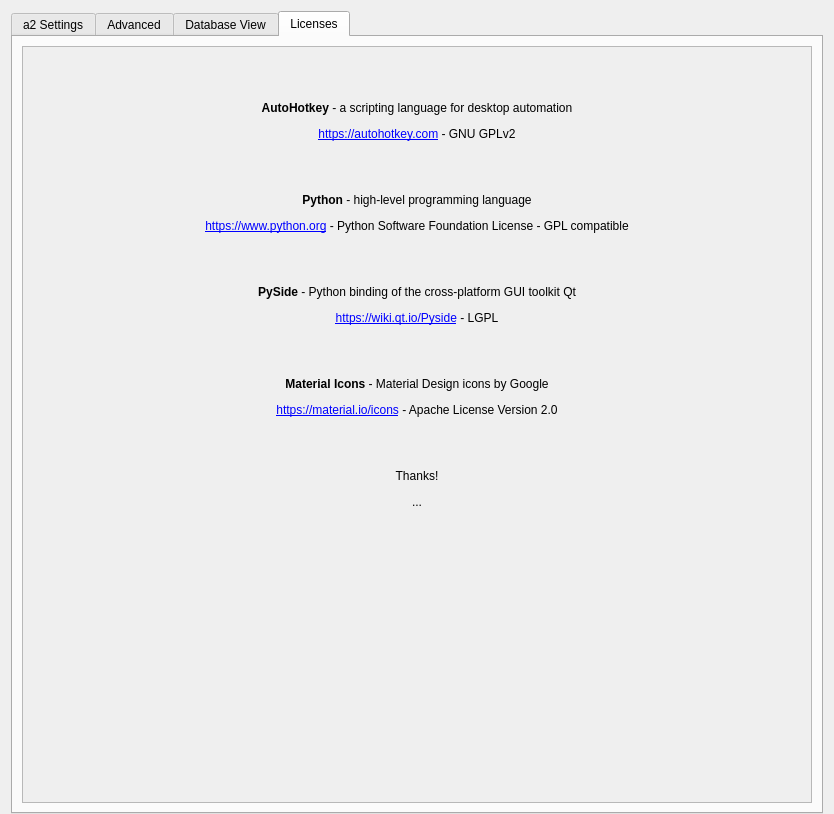
ewerybody/a2, file ui/a2widget/a2settings_view.ui: the form before one commit.
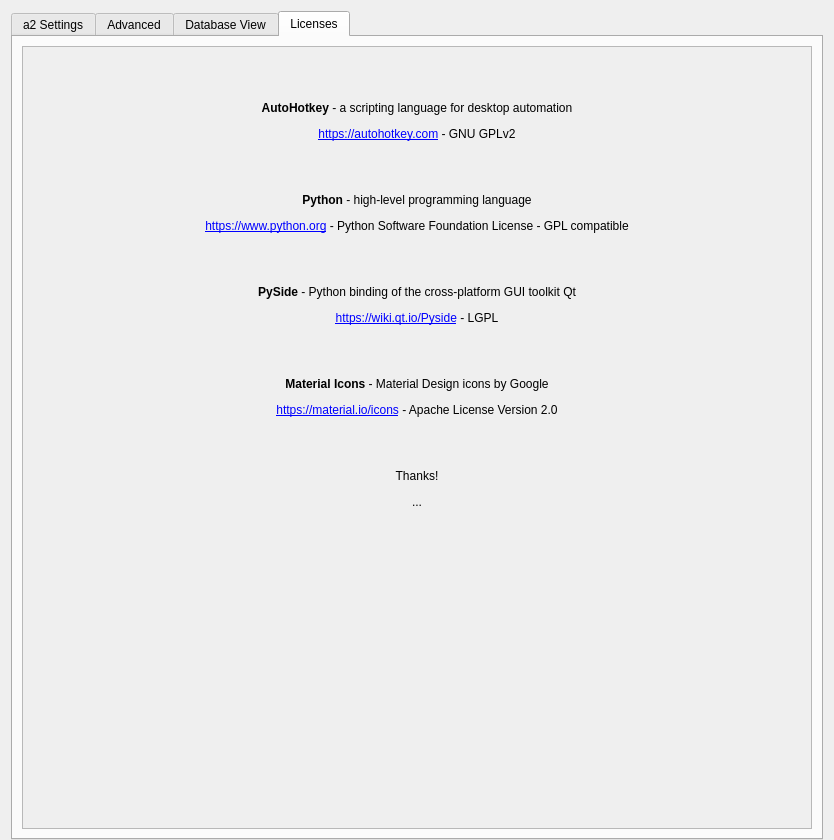
The form after the commit. The open tabs and pages were chosen to show the change. Icons and pictures are not drawn. Custom widgets are drawn as their Qt base class.

Commit message: removed unstyled spacing in settings ui

Diff of the .ui file:
```diff
--- a/ui/a2widget/a2settings_view.ui
+++ b/ui/a2widget/a2settings_view.ui
@@ -7,7 +7,7 @@
     <x>0</x>
     <y>0</y>
     <width>834</width>
-    <height>814</height>
+    <height>840</height>
    </rect>
   </property>
   <property name="windowTitle">
@@ -417,8 +417,8 @@
            <rect>
             <x>0</x>
             <y>0</y>
-            <width>786</width>
-            <height>755</height>
+            <width>708</width>
+            <height>912</height>
            </rect>
           </property>
           <layout class="QVBoxLayout" name="verticalLayout_4">
```
Left out of the diff: 6 changed lines with no effect on the pictures. The commit also changes 1 other file.
